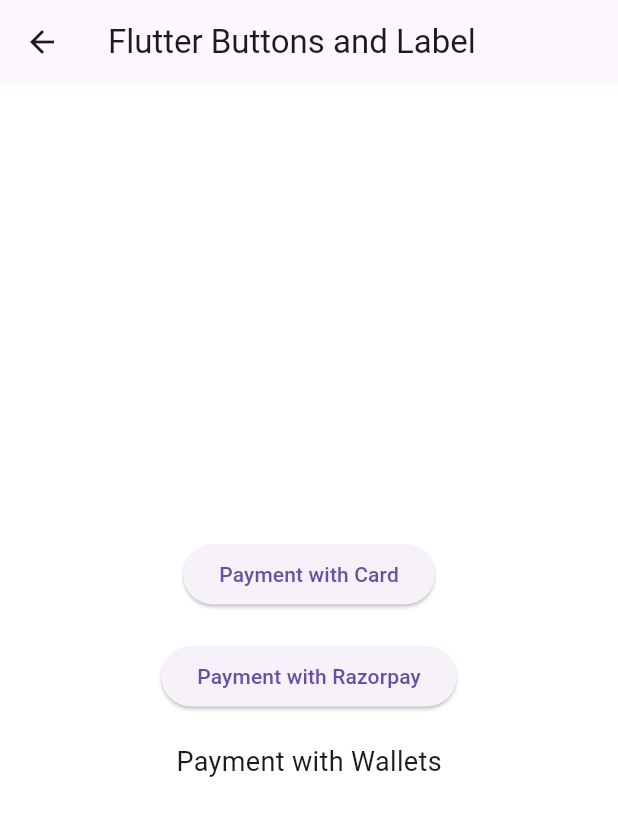
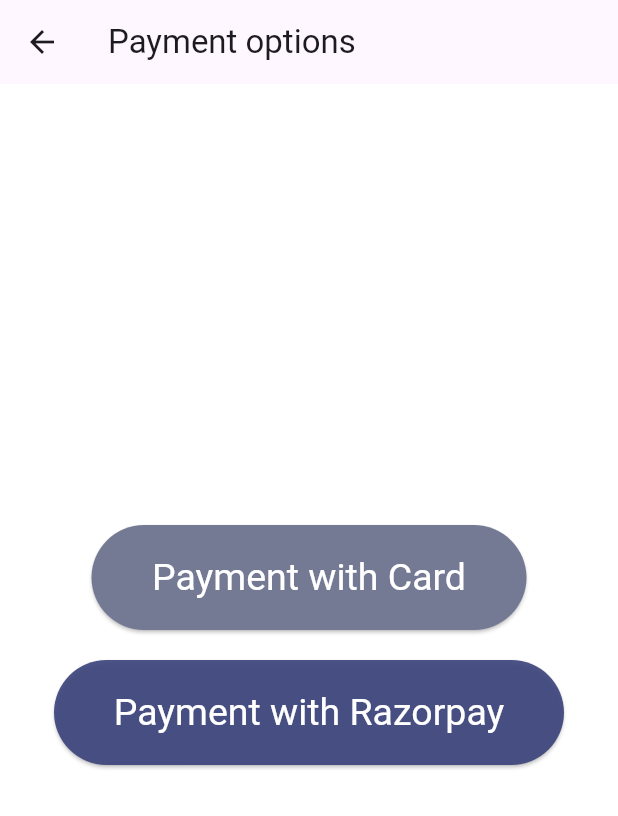
Before and after one commit to RoHit4100/EV-charging-station-application-in-fluttter, a Flutter app: the PaymentOptionPage screen opened directly with empty values, on a phone screen of 412 x 824 dp. Shown: the top 816 px of the screen. Run offline on Flutter 3.47's test engine with Material 3 defaults, Android fonts, the phone set to English and light mode, and no system bars; our stand-ins replace auto_size_text, dotted_border, dotted_line, double_back_to_close_app, firebase_auth, firebase_core and 17 more; missing offline and left inert: flutter_carousel_slider, flutter_polyline_points, google_maps_place_picker_mb, razorpay_flutter; accounts and stored records are empty; generated files the repository leaves out were written again.

Commit message:
all little things have been cleared

```diff
--- a/lib/pages/booking/connection_type.dart
+++ b/lib/pages/booking/connection_type.dart
@@ -82,7 +82,7 @@ class _ConnectionTypeState extends State<ConnectionType> {
                             // print(e['label']);
                             Navigator.pop(context, e['label']);
                           },
-                          height: 117,
+                          height: 125,
                           // width: 117,
                           padding: const EdgeInsets.symmetric(
                               vertical: 11, horizontal: 20),
--- a/lib/pages/payment/payment_option_page.dart
+++ b/lib/pages/payment/payment_option_page.dart
@@ -17,13 +17,18 @@ class _PaymentOptionPageState extends State<PaymentOptionPage> {
   Widget build(BuildContext context) {
     return Scaffold(
       appBar: AppBar(
-        title: const Text('Flutter Buttons and Label'),
+        title: const Text('Payment options'),
       ),
       body: Center(
         child: Column(
           mainAxisAlignment: MainAxisAlignment.center,
           children: <Widget>[
             ElevatedButton(
+              style: ElevatedButton.styleFrom(
+                  backgroundColor: Color.fromARGB(255, 116, 121, 148),
+                  textStyle: const TextStyle(fontSize: 25),
+                  foregroundColor: Colors.white,
+                  fixedSize: const Size(290, 70)),
               onPressed: () {
                 setState(() {
                   Navigator.push(
@@ -38,6 +43,11 @@ class _PaymentOptionPageState extends State<PaymentOptionPage> {
             ),
             const SizedBox(height: 20),
             ElevatedButton(
+              style: ElevatedButton.styleFrom(
+                  backgroundColor: Color.fromARGB(235, 61, 69, 124),
+                  textStyle: const TextStyle(fontSize: 25),
+                  foregroundColor: Colors.white,
+                  fixedSize: const Size(340, 70)),
               onPressed: () {
                 Navigator.push(
                     context,
@@ -49,10 +59,6 @@ class _PaymentOptionPageState extends State<PaymentOptionPage> {
               child: const Text('Payment with Razorpay'),
             ),
             const SizedBox(height: 20),
-            const Text(
-              "Payment with Wallets",
-              style: TextStyle(fontSize: 18),
-            ),
           ],
         ),
       ),
--- a/lib/pages/profile/edit_profile_page.dart
+++ b/lib/pages/profile/edit_profile_page.dart
@@ -15,11 +15,11 @@ class EditProfilePage extends StatefulWidget {
 
 class _EditProfilePageState extends State<EditProfilePage> {
   final TextEditingController _nameController =
-      TextEditingController(text: 'Arshan Patil');
+      TextEditingController(text: 'Rohit Udamale');
   final TextEditingController _emailController =
-      TextEditingController(text: 'arshanpatil@example.com');
+      TextEditingController(text: 'rohitlu20comp@student.mes.ac.in');
   final TextEditingController _mobileNumberController =
-      TextEditingController(text: '+911234567890');
+      TextEditingController(text: '+919373369378');
 
   @override
   void dispose() {
--- a/lib/pages/profile/profile_page.dart
+++ b/lib/pages/profile/profile_page.dart
@@ -109,10 +109,10 @@ class ProfilePage extends StatelessWidget {
                   child: Image.asset(homeProfile),
                 ),
                 heightSpace10,
-                Text('Arshan Patil',
+                Text('Rohit Udamale',
                     style: blackBold18, textAlign: TextAlign.center),
                 heightSpace5,
-                Text('+91(1234567890)',
+                Text('+91 9373369378',
                     style: dashLineSemiBold14, textAlign: TextAlign.center),
                 ListView.separated(
                   padding: const EdgeInsets.only(top: 25),
```
Also changed, not shown: lib/pages/payment/razorpay_page.dart (+13 -6 lines), assets/images/users_images/home_profile_pic1.png (added), 1 other file.
